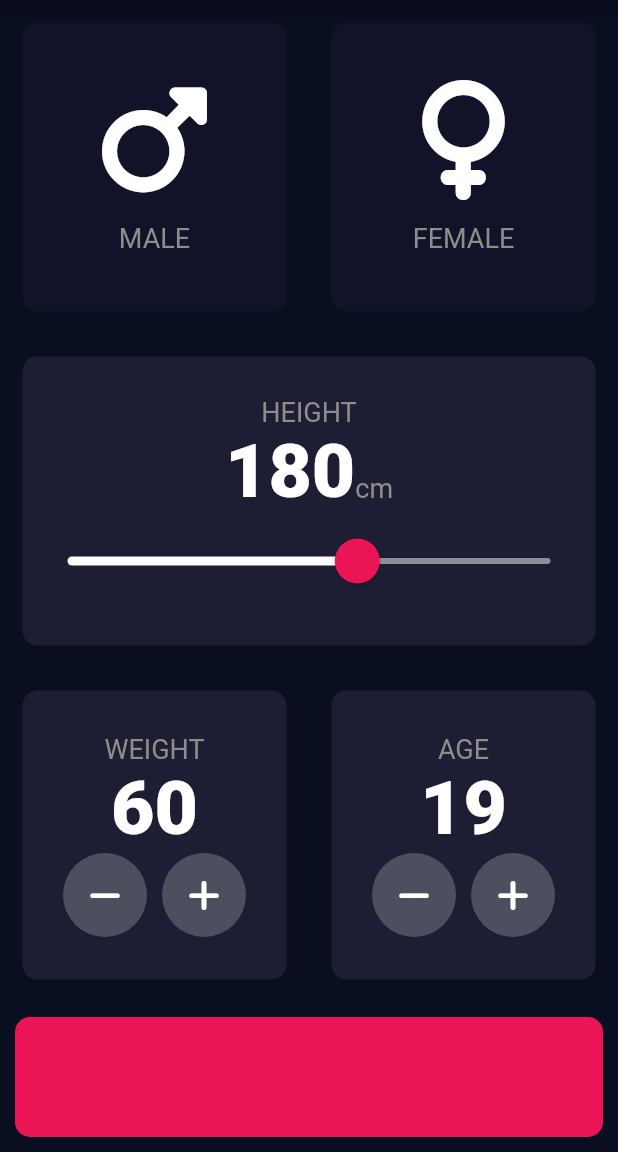
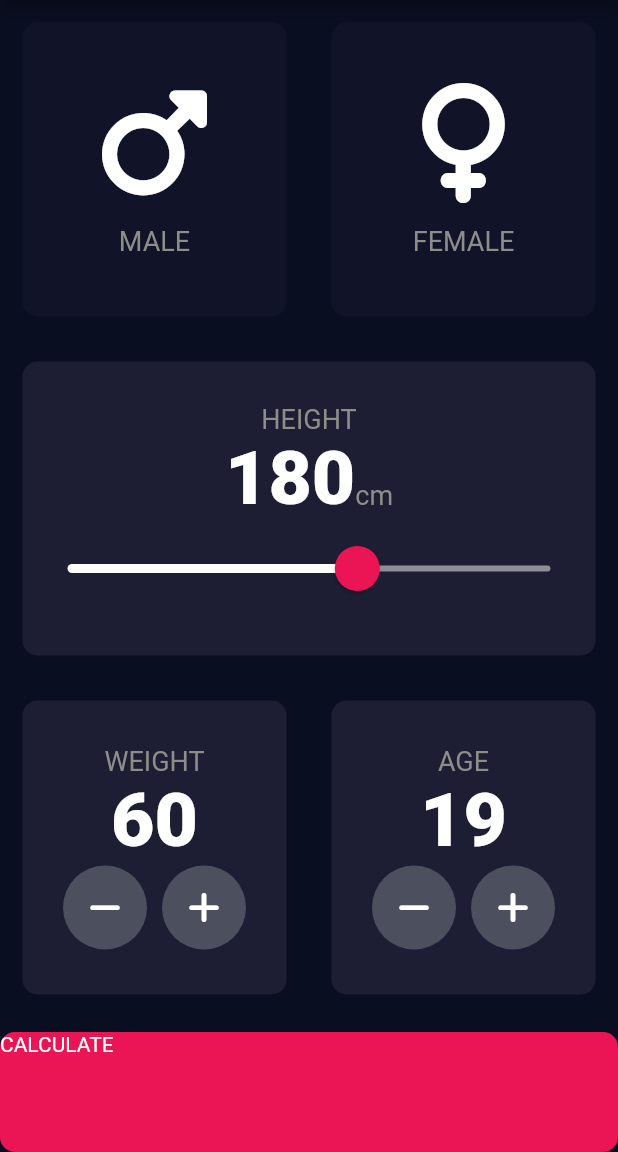
Before and after one commit to Hassanulhaq52/Bmi-Calculator-App, a Flutter app: the screen it shows after launch, on a phone screen of 412 x 824 dp, the part 84-1236 px from its top. Run offline on Flutter 3.47's test engine with Material 2 defaults, Android fonts, the phone set to English and light mode, and no system bars; our stand-ins replace font_awesome_flutter.

```diff
--- a/lib/input_page.dart
+++ b/lib/input_page.dart
@@ -1,8 +1,10 @@
+import 'package:bmi_calculator/results_page.dart';
 import 'package:flutter/material.dart';
 import 'package:font_awesome_flutter/font_awesome_flutter.dart';
 import 'reusable_card.dart';
 import 'icon_content.dart';
 import 'constants.dart';
+import 'results_page.dart';
 
 enum Gender { male, female }
 
@@ -201,13 +203,20 @@ class _InputPageState extends State<InputPage> {
               ],
             ),
           ),
-          Container(
-            margin: EdgeInsets.all(10.0),
-            width: double.infinity,
-            height: kBottomContainerHeight,
-            decoration: BoxDecoration(
+          GestureDetector(
+            onTap: (){
+              Navigator.push(context, MaterialPageRoute(builder: (context) => ResultsPage(),),);
+            },
+            child: Container(
+              child: Text('CALCULATE'),
+              margin: EdgeInsets.only(top: 10.0),
+              width: double.infinity,
+              height: kBottomContainerHeight,
+              decoration: BoxDecoration(
                 color: kBottomContainerColor,
-                borderRadius: BorderRadius.circular(10.0)),
+                borderRadius: BorderRadius.circular(10.0),
+              ),
+            ),
           ),
         ],
       ),
```
Also changed, not shown: lib/results_page.dart (added, +18 -0 lines).
